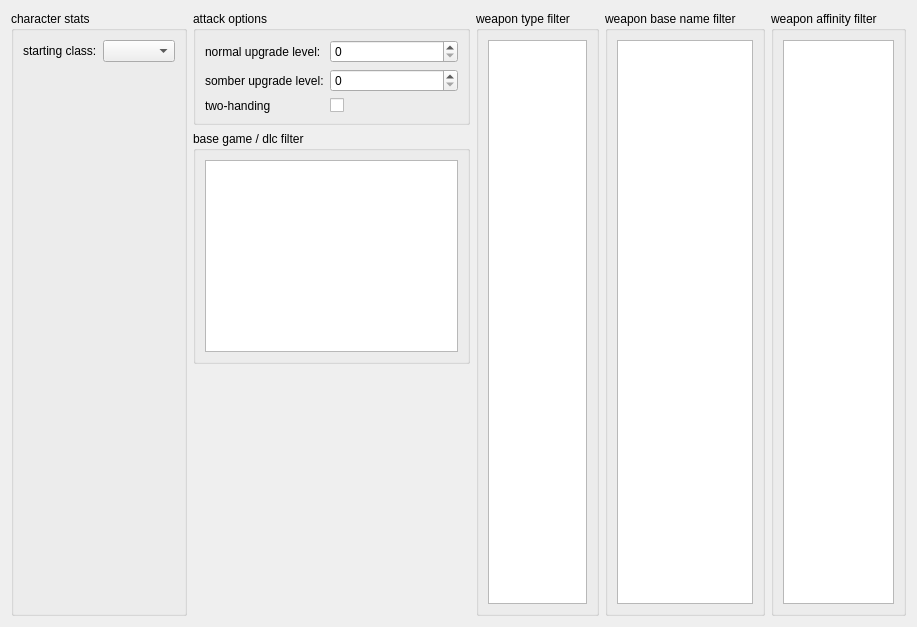
hanslhansl/elden-ring-damage-optimizer, file src/app/stats_tab.ui: the form before one commit.
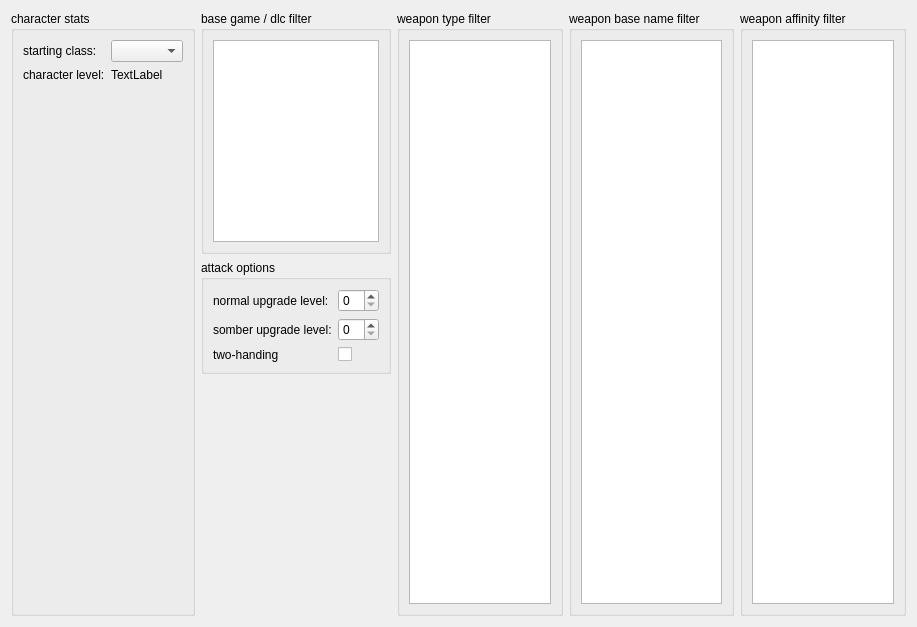
The form after the commit.

```diff
--- a/src/app/stats_tab.ui
+++ b/src/app/stats_tab.ui
@@ -42,11 +42,50 @@
           </property>
          </widget>
         </item>
+        <item row="1" column="0">
+         <widget class="QLabel" name="label_5">
+          <property name="text">
+           <string>character level:</string>
+          </property>
+         </widget>
+        </item>
+        <item row="1" column="1">
+         <widget class="QLabel" name="character_level_label">
+          <property name="text">
+           <string>TextLabel</string>
+          </property>
+         </widget>
+        </item>
        </layout>
       </widget>
      </item>
      <item>
-      <layout class="QVBoxLayout" name="verticalLayout_6" stretch="0,0,1">
+      <layout class="QVBoxLayout" name="second_vertical_layout" stretch="0,0,0">
+       <item>
+        <widget class="QGroupBox" name="groupBox_3">
+         <property name="locale">
+          <locale language="English" country="AmericanSamoa"/>
+         </property>
+         <property name="title">
+          <string>base game / dlc filter</string>
+         </property>
+         <layout class="QVBoxLayout" name="verticalLayout_7">
+          <item>
+           <widget class="QListWidget" name="base_game_dlc_list">
+            <property name="locale">
+             <locale language="English" country="AmericanSamoa"/>
+            </property>
+            <property name="sizeAdjustPolicy">
+             <enum>QAbstractScrollArea::SizeAdjustPolicy::AdjustToContentsOnFirstShow</enum>
+            </property>
+            <property name="selectionMode">
+             <enum>QAbstractItemView::SelectionMode::MultiSelection</enum>
+            </property>
+           </widget>
+          </item>
+         </layout>
+        </widget>
+       </item>
        <item>
         <widget class="QGroupBox" name="groupBox">
          <property name="locale">
@@ -119,28 +158,6 @@
          </layout>
         </widget>
        </item>
-       <item>
-        <widget class="QGroupBox" name="groupBox_3">
-         <property name="locale">
-          <locale language="English" country="AmericanSamoa"/>
-         </property>
-         <property name="title">
-          <string>base game / dlc filter</string>
-         </property>
-         <layout class="QVBoxLayout" name="verticalLayout_7">
-          <item>
-           <widget class="QListWidget" name="base_game_dlc_list">
-            <property name="locale">
-             <locale language="English" country="AmericanSamoa"/>
-            </property>
-            <property name="selectionMode">
-             <enum>QAbstractItemView::SelectionMode::MultiSelection</enum>
-            </property>
-           </widget>
-          </item>
-         </layout>
-        </widget>
-       </item>
        <item>
         <spacer name="verticalSpacer">
          <property name="locale">
@@ -151,8 +168,8 @@
          </property>
          <property name="sizeHint" stdset="0">
           <size>
-           <width>20</width>
-           <height>40</height>
+           <width>0</width>
+           <height>0</height>
           </size>
          </property>
         </spacer>
```
